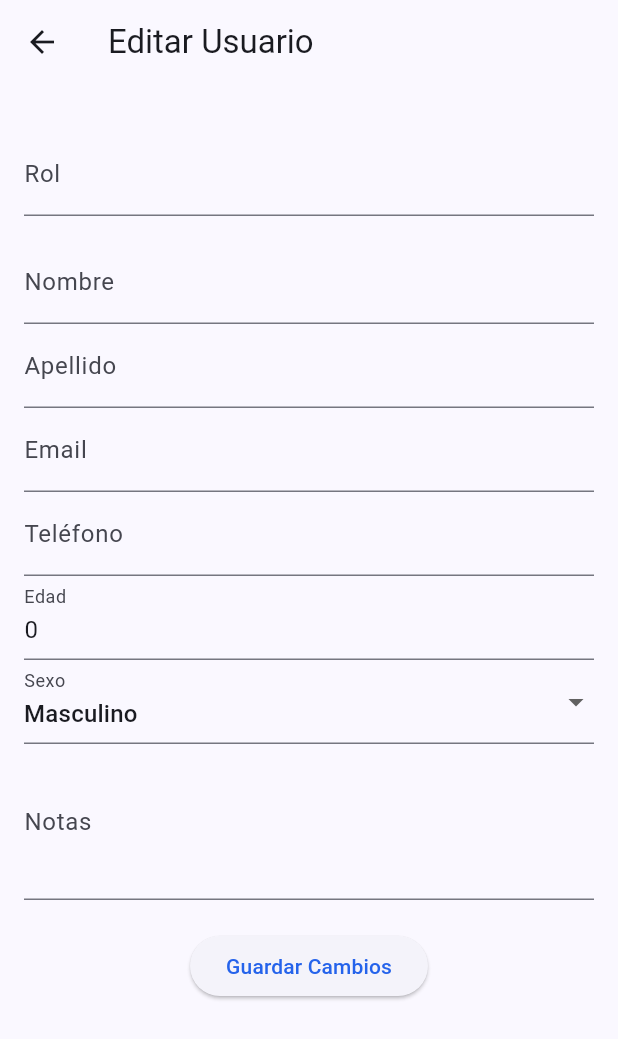
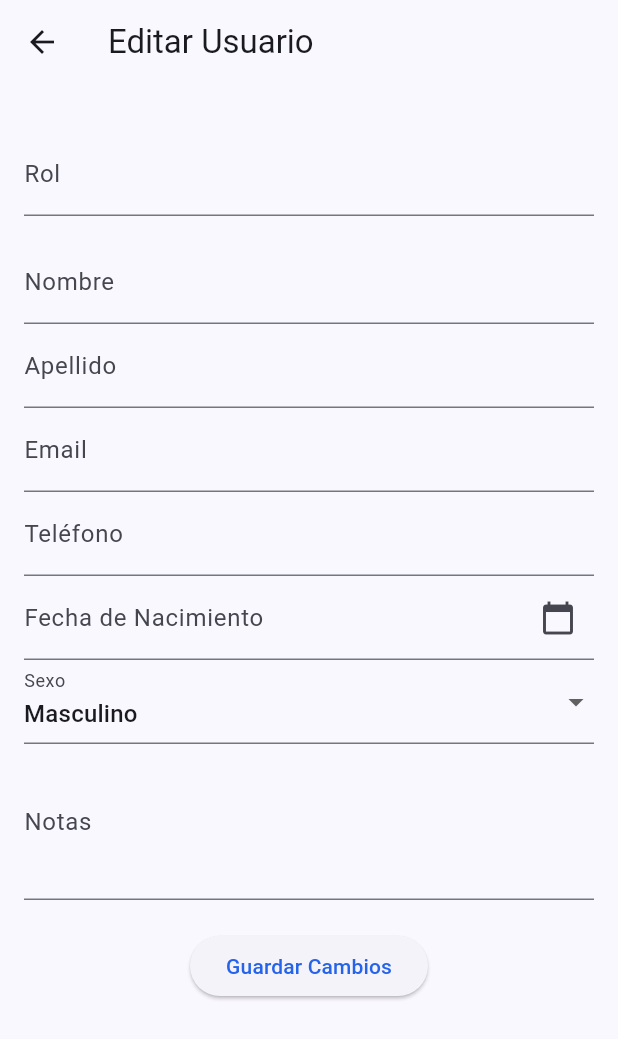
Before and after one commit to Toromb/gym-app, a Flutter app: the EditUserScreen screen opened directly with empty values, on a phone screen of 412 x 824 dp. Shown: the top 1039 px of the screen. Run offline on Flutter 3.47's test engine with Material 3 defaults, Android fonts, the phone set to English and light mode, and no system bars; our stand-ins replace flutter_secure_storage, flutter_svg, image_picker, shared_preferences; accounts and stored records are empty.

Commit message:
feat: user birth date and password visibility toggle

```diff
--- a/frontend/lib/src/models/user_model.dart
+++ b/frontend/lib/src/models/user_model.dart
@@ -14,7 +14,7 @@ class User {
   final String firstName;
   final String lastName;
   final String? phone;
-  final int? age;
+  final String? birthDate;
   final String? gender;
   final String? notes;
   final String? paymentStatus;
@@ -55,7 +55,7 @@ class User {
     required this.firstName,
     required this.lastName,
     this.phone,
-    this.age,
+    this.birthDate,
     this.gender,
     this.notes,
     this.paymentStatus,
@@ -82,6 +82,21 @@ class User {
 
   String get name => '$firstName $lastName';
 
+  int? get age {
+    if (birthDate == null) return null;
+    try {
+      final dob = DateTime.parse(birthDate!);
+      final now = DateTime.now();
+      int age = now.year - dob.year;
+      if (now.month < dob.month || (now.month == dob.month && now.day < dob.day)) {
+        age--;
+      }
+      return age;
+    } catch (e) {
+      return null;
+    }
+  }
+
   factory User.fromJson(Map<String, dynamic> json) {
     return User(
       id: json['id'],
@@ -90,7 +105,7 @@ class User {
       firstName: json['firstName'] ?? '',
       lastName: json['lastName'] ?? '',
       phone: json['phone'],
-      age: json['age'],
+      birthDate: json['birthDate'],
       gender: json['gender'],
       notes: json['notes'],
       paymentStatus: json['paymentStatus'],
@@ -126,7 +141,7 @@ class User {
       firstName: firstName,
       lastName: lastName,
       phone: phone,
-      age: age,
+      birthDate: birthDate,
       gender: gender,
       notes: notes,
       paymentStatus: paymentStatus,
@@ -160,7 +175,7 @@ class User {
       'firstName': firstName,
       'lastName': lastName,
       'phone': phone,
-      'age': age,
+      'birthDate': birthDate,
       'gender': gender,
       'notes': notes,
       'paymentStatus': paymentStatus,
--- a/frontend/lib/src/screens/admin/edit_user_screen.dart
+++ b/frontend/lib/src/screens/admin/edit_user_screen.dart
@@ -19,7 +19,7 @@ class _EditUserScreenState extends State<EditUserScreen> {
   late TextEditingController _firstNameController;
   late TextEditingController _lastNameController;
   late TextEditingController _phoneController;
-  late TextEditingController _ageController;
+  late TextEditingController _birthDateController;
   late TextEditingController _notesController;
   late TextEditingController _lastPaymentDateController;
   late TextEditingController _membershipDateController; // Added membership start date controller
@@ -42,7 +42,7 @@ class _EditUserScreenState extends State<EditUserScreen> {
     _firstNameController = TextEditingController(text: widget.user.firstName);
     _lastNameController = TextEditingController(text: widget.user.lastName);
     _phoneController = TextEditingController(text: widget.user.phone ?? '');
-    _ageController = TextEditingController(text: widget.user.age?.toString() ?? '');
+    _birthDateController = TextEditingController(text: widget.user.birthDate ?? '');
     _notesController = TextEditingController(text: widget.user.notes ?? '');
     _lastPaymentDateController = TextEditingController(text: widget.user.lastPaymentDate ?? '');
 
@@ -104,7 +104,7 @@ class _EditUserScreenState extends State<EditUserScreen> {
     _firstNameController.dispose();
     _lastNameController.dispose();
     _phoneController.dispose();
-    _ageController.dispose();
+    _birthDateController.dispose();
     _notesController.dispose();
     _lastPaymentDateController.dispose();
     super.dispose();
@@ -224,10 +224,35 @@ class _EditUserScreenState extends State<EditUserScreen> {
                   decoration: const InputDecoration(labelText: 'Teléfono'),
                 ),
                 TextFormField(
-                  controller: _ageController,
-                  decoration: const InputDecoration(labelText: 'Edad'),
-                  keyboardType: TextInputType.number,
+                  controller: _birthDateController,
+                  decoration: const InputDecoration(
+                    labelText: 'Fecha de Nacimiento',
+                    hintText: 'YYYY-MM-DD',
+                    suffixIcon: Icon(Icons.calendar_today),
+                  ),
+                  readOnly: true,
+                  onTap: () async {
+                    final DateTime? picked = await showDatePicker(
+                      context: context,
+                      initialDate: DateTime(2000),
+                      firstDate: DateTime(1900),
+                      lastDate: DateTime.now(),
+                    );
+                    if (picked != null) {
+                      setState(() {
+                         _birthDateController.text = picked.toIso8601String().split('T')[0];
+                      });
+                    }
+                  },
                 ),
+                if (widget.user.age != null)
+                   Padding(
+                     padding: const EdgeInsets.only(top: 8.0, bottom: 8.0),
+                     child: Align(
+                       alignment: Alignment.centerLeft,
+                       child: Text("Edad actual: ${widget.user.age} años", style: const TextStyle(fontWeight: FontWeight.bold)),
+                     ),
+                   ),
                 DropdownButtonFormField<String>(
                   initialValue: ['M', 'F', 'O'].contains(_selectedGender) ? _selectedGender : 'M',
                   decoration: const InputDecoration(labelText: 'Sexo'),
@@ -295,7 +320,7 @@ class _EditUserScreenState extends State<EditUserScreen> {
                               'firstName': _firstNameController.text,
                               'lastName': _lastNameController.text,
                               'phone': _phoneController.text,
-                              'age': int.tryParse(_ageController.text),
+                              'birthDate': _birthDateController.text.isEmpty ? null : _birthDateController.text,
                               'gender': _selectedGender,
                               'notes': _notesController.text,
                               'paymentStatus': _paymentStatus,
--- a/frontend/lib/src/screens/shared/user_detail_screen.dart
+++ b/frontend/lib/src/screens/shared/user_detail_screen.dart
@@ -20,6 +20,7 @@ class UserDetailScreen extends StatelessWidget {
             _buildDetailRow('Email', user.email),
             _buildDetailRow('Teléfono', user.phone ?? 'N/A'),
             _buildDetailRow('Edad', user.age?.toString() ?? 'N/A'),
+            _buildDetailRow('Fecha Nacimiento', user.birthDate ?? 'N/A'),
             _buildDetailRow('Género', user.gender ?? 'N/A'),
             _buildDetailRow('Rol', user.role.toUpperCase()),
 
--- a/frontend/lib/src/services/user_service.dart
+++ b/frontend/lib/src/services/user_service.dart
@@ -29,7 +29,7 @@ class UserService {
     required String firstName,
     required String lastName,
     String? phone,
-    int? age,
+    String? birthDate,
     String? gender,
     String? notes,
     required String role,
@@ -45,7 +45,7 @@ class UserService {
         'firstName': firstName,
         'lastName': lastName,
         'phone': phone,
-        'age': age,
+        'birthDate': birthDate,
         'gender': gender,
         'notes': notes,
         'role': role,
```
Also changed, not shown: frontend/lib/src/providers/user_provider.dart (+4 -4 lines), frontend/lib/src/screens/admin/add_user_screen.dart (+25 -7 lines), frontend/lib/src/screens/login_screen.dart (+16 -2 lines), frontend/lib/src/screens/profile_screen.dart (+26 -8 lines), frontend/lib/src/screens/public/activate_account_screen.dart (+32 -4 lines), frontend/lib/src/utils/constants.dart (+3 -5 lines), 3 other files.
